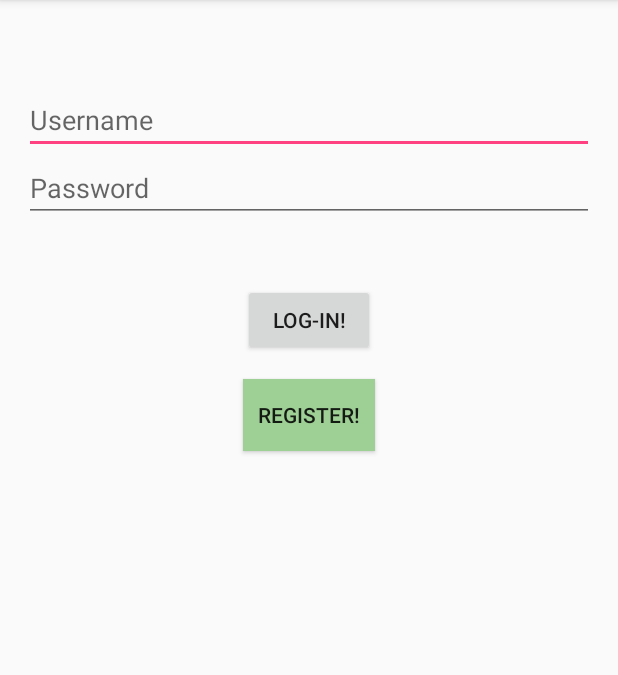
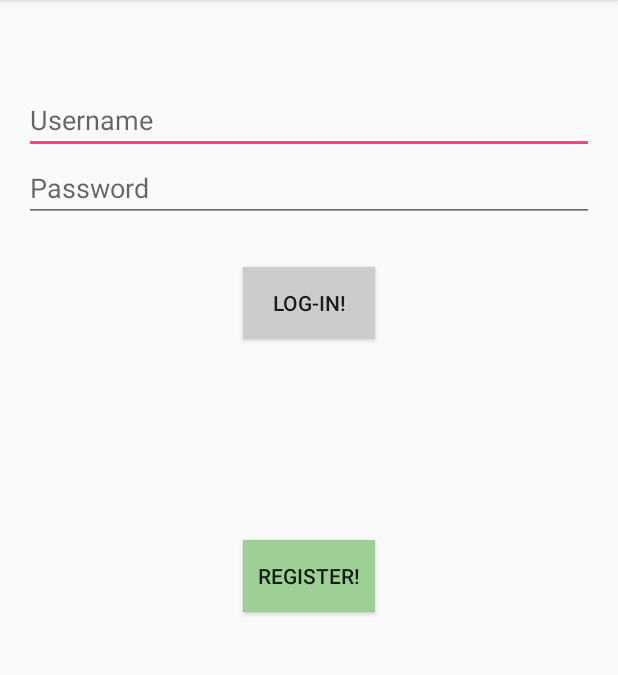
Before and after one commit to juliusvega998/contacts-manager, an Android app: the screen it shows after launch (MainActivity), after a tap on "LOG-IN!", on a phone screen of 412 x 824 dp, the part 84-759 px from its top. Run offline under Robolectric (Android 15) with nearby library versions, the phone set to English and light mode, and no system bars; 1 statement that could not run was skipped.

Commit message:
More UI revisions

```diff
--- a/app/src/main/java/com/example/aspirev3/farmmodule/HomeActivityFragment.java
+++ b/app/src/main/java/com/example/aspirev3/farmmodule/HomeActivityFragment.java
@@ -25,9 +25,13 @@ public class HomeActivityFragment extends Fragment {
     public View onCreateView(LayoutInflater inflater, ViewGroup container,
                              Bundle savedInstanceState) {
         final View view = inflater.inflate(R.layout.fragment_home, container, false);
+
         final Button contacts_button = (Button) view.findViewById(R.id.contacts_button);
+        final Button add_contacts_button = (Button) view.findViewById(R.id.add_contact_button);
         final Button logout_button = (Button) view.findViewById(R.id.logout_button);
+
         final TextView title = (TextView) view.findViewById(R.id.title);
+
         String username = getActivity().getIntent().getExtras().getString("username");
         String greeting = "Hello " + username + "!";
 
--- a/app/src/main/java/com/example/aspirev3/farmmodule/database/DBSchema.java
+++ b/app/src/main/java/com/example/aspirev3/farmmodule/database/DBSchema.java
@@ -11,7 +11,6 @@ public class DBSchema {
     public static final String USER_TABLE_NAME = "user";
     public static final String USER_NAME_COL = "username";
     public static final String USER_PASS_COL = "password";
-    public static final String USER_SCORE_COL = "score";
 
     public static final String CONTACT_TABLE_NAME = "contacts";
     public static final String CONTACT_NAME_COL = "name";
@@ -21,8 +20,7 @@ public class DBSchema {
         db.execSQL(
             "CREATE TABLE " + USER_TABLE_NAME + "(" +
                 USER_NAME_COL + " VARCHAR(50) PRIMARY KEY," +
-                USER_PASS_COL + " VARCHAR(50) NOT NULL," +
-                USER_SCORE_COL + "INT DEFAULT 0" +
+                USER_PASS_COL + " VARCHAR(50) NOT NULL" +
             ")"
         );
 
--- a/app/src/main/res/layout/fragment_home.xml
+++ b/app/src/main/res/layout/fragment_home.xml
@@ -17,7 +17,8 @@
         android:id="@+id/contacts_button"
         android:layout_marginTop="30dp"
         android:layout_below="@+id/title"
-        android:layout_alignParentStart="true" />
+        android:layout_alignParentStart="true"
+        android:background="@color/grey" />
 
     <Button
         android:layout_width="match_parent"
@@ -47,5 +48,6 @@
         android:id="@+id/add_contact_button"
         android:layout_below="@+id/contacts_button"
         android:layout_alignParentStart="true"
-        android:layout_marginTop="20dp" />
+        android:layout_marginTop="20dp"
+        android:background="@color/grey" />
 </RelativeLayout>
--- a/app/src/main/res/layout/fragment_main.xml
+++ b/app/src/main/res/layout/fragment_main.xml
@@ -35,7 +35,8 @@
         android:id="@+id/login"
         android:layout_below="@+id/password_field"
         android:layout_centerHorizontal="true"
-        android:layout_marginTop="41dp" />
+        android:layout_marginTop="30dp"
+        android:background="@color/grey" />
 
     <Button
         android:layout_width="wrap_content"
@@ -43,7 +44,7 @@
         android:text="@string/reg_name"
         android:id="@+id/register"
         android:background="@color/green"
-        android:layout_below="@+id/login"
+        android:layout_centerVertical="true"
         android:layout_alignStart="@+id/login"
-        android:layout_marginTop="15dp" />
+        android:layout_marginTop="20dp" />
 </RelativeLayout>
--- a/app/src/main/res/values/colors.xml
+++ b/app/src/main/res/values/colors.xml
@@ -7,4 +7,5 @@
     <color name="green">#9ECF95</color>
     <color name="white">#FFFFFF</color>
     <color name="black">#000000</color>
+    <color name="grey">#CCCCCC</color>
 </resources>
```
Also changed, not shown: app/src/main/java/com/example/aspirev3/farmmodule/database/DBHelper.java (+2 -9 lines).
